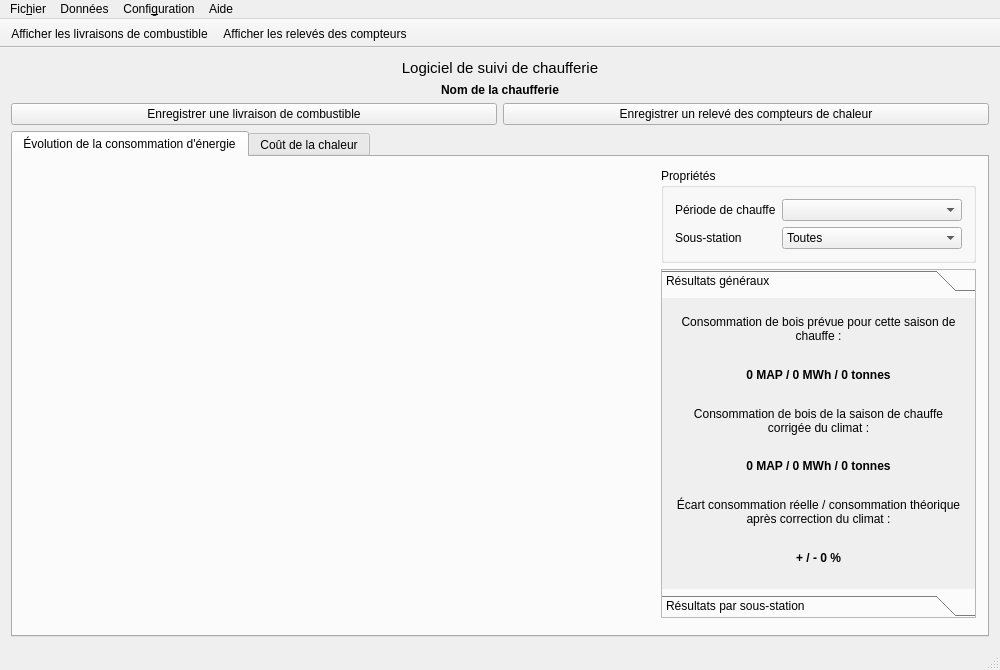
First picture: the form in mainwindow.ui, repository pyridiss/suivi-chaufferies, before the edit.
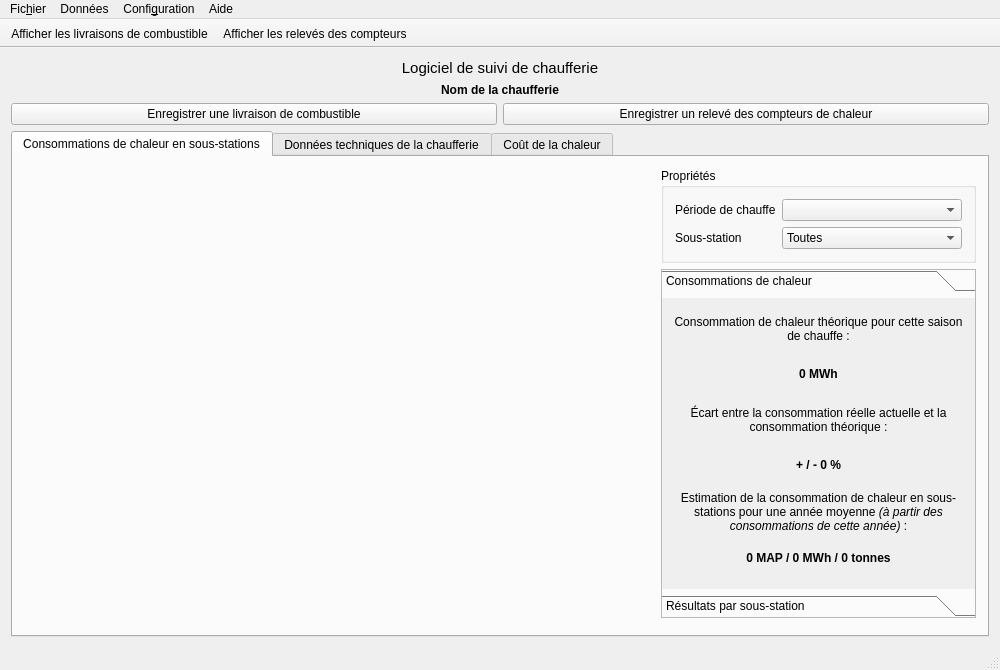
Second picture: the form after the edit. The open tabs and pages were chosen to show the change. Icons and pictures are not drawn. Custom widgets are drawn as their Qt base class.

Commit message: Calculate technical data.

Diff of the .ui file:
```diff
--- a/mainwindow.ui
+++ b/mainwindow.ui
@@ -33,7 +33,7 @@
       </property>
       <widget class="QWidget" name="tabChart">
        <attribute name="title">
-        <string>Évolution de la consommation d'énergie</string>
+        <string>Consommations de chaleur en sous-stations</string>
        </attribute>
        <layout class="QGridLayout" name="gridLayout_3" columnstretch="2,1">
         <item row="1" column="1">
@@ -89,29 +89,23 @@
           <property name="frameShape">
            <enum>QFrame::StyledPanel</enum>
           </property>
-          <property name="frameShadow">
-           <enum>QFrame::Plain</enum>
-          </property>
-          <property name="currentIndex">
-           <number>1</number>
-          </property>
           <widget class="QWidget" name="page">
            <property name="geometry">
             <rect>
              <x>0</x>
              <y>0</y>
-             <width>307</width>
-             <height>255</height>
+             <width>311</width>
+             <height>259</height>
             </rect>
            </property>
            <attribute name="label">
-            <string>Résultats généraux</string>
+            <string>Consommations de chaleur</string>
            </attribute>
            <layout class="QVBoxLayout" name="verticalLayout_3">
             <item>
              <widget class="QLabel" name="label_4">
               <property name="text">
-               <string>Consommation de bois prévue pour cette saison de chauffe :</string>
+               <string>Consommation de chaleur théorique pour cette saison de chauffe :</string>
               </property>
               <property name="alignment">
                <set>Qt::AlignCenter</set>
@@ -124,30 +118,7 @@
             <item>
              <widget class="QLabel" name="label_5">
               <property name="text">
-               <string>&lt;html&gt;&lt;head/&gt;&lt;body&gt;&lt;p&gt;&lt;span style=&quot; font-weight:600;&quot;&gt;0 MAP / 0 MWh / 0 tonnes&lt;/span&gt;&lt;/p&gt;&lt;/body&gt;&lt;/html&gt;</string>
-              </property>
-              <property name="alignment">
-               <set>Qt::AlignCenter</set>
-              </property>
-             </widget>
-            </item>
-            <item>
-             <widget class="QLabel" name="label_6">
-              <property name="text">
-               <string>Consommation de bois de la saison de chauffe corrigée du climat :</string>
-              </property>
-              <property name="alignment">
-               <set>Qt::AlignCenter</set>
-              </property>
-              <property name="wordWrap">
-               <bool>true</bool>
-              </property>
-             </widget>
-            </item>
-            <item>
-             <widget class="QLabel" name="label_7">
-              <property name="text">
-               <string>&lt;html&gt;&lt;head/&gt;&lt;body&gt;&lt;p&gt;&lt;span style=&quot; font-weight:600;&quot;&gt;0 MAP / 0 MWh / 0 tonnes&lt;/span&gt;&lt;/p&gt;&lt;/body&gt;&lt;/html&gt;</string>
+               <string>&lt;html&gt;&lt;head/&gt;&lt;body&gt;&lt;p&gt;&lt;span style=&quot; font-weight:600;&quot;&gt;0 MWh&lt;/span&gt;&lt;/p&gt;&lt;/body&gt;&lt;/html&gt;</string>
               </property>
               <property name="alignment">
                <set>Qt::AlignCenter</set>
@@ -157,7 +128,7 @@
             <item>
              <widget class="QLabel" name="label_8">
               <property name="text">
-               <string>Écart consommation réelle / consommation théorique après correction du climat :</string>
+               <string>Écart entre la consommation réelle actuelle et la consommation théorique :</string>
               </property>
               <property name="alignment">
                <set>Qt::AlignCenter</set>
@@ -177,6 +148,29 @@
               </property>
              </widget>
             </item>
+            <item>
+             <widget class="QLabel" name="label_6">
+              <property name="text">
+               <string>&lt;html&gt;&lt;head/&gt;&lt;body&gt;&lt;p&gt;Estimation de la consommation de chaleur en sous-stations pour une année moyenne &lt;span style=&quot; font-style:italic;&quot;&gt;(à partir des consommations de cette année)&lt;/span&gt; :&lt;/p&gt;&lt;/body&gt;&lt;/html&gt;</string>
+              </property>
+              <property name="alignment">
+               <set>Qt::AlignCenter</set>
+              </property>
+              <property name="wordWrap">
+               <bool>true</bool>
+              </property>
+             </widget>
+            </item>
+            <item>
+             <widget class="QLabel" name="label_ExpectedCorrectedConsumption">
+              <property name="text">
+               <string>&lt;html&gt;&lt;head/&gt;&lt;body&gt;&lt;p&gt;&lt;span style=&quot; font-weight:600;&quot;&gt;0 MAP / 0 MWh / 0 tonnes&lt;/span&gt;&lt;/p&gt;&lt;/body&gt;&lt;/html&gt;</string>
+              </property>
+              <property name="alignment">
+               <set>Qt::AlignCenter</set>
+              </property>
+             </widget>
+            </item>
            </layout>
           </widget>
           <widget class="QWidget" name="page_2">
@@ -235,6 +229,48 @@
         </item>
        </layout>
       </widget>
+      <widget class="QWidget" name="tabTechnicalData">
+       <attribute name="title">
+        <string>Données techniques de la chaufferie</string>
+       </attribute>
+       <layout class="QVBoxLayout" name="verticalLayout">
+        <item>
+         <widget class="QGroupBox" name="groupBox_DataWoodChips">
+          <property name="title">
+           <string>Chaudière au bois déchiqueté</string>
+          </property>
+         </widget>
+        </item>
+        <item>
+         <widget class="QGroupBox" name="groupBox_DataPellets">
+          <property name="title">
+           <string>Chaudière au granulé</string>
+          </property>
+         </widget>
+        </item>
+        <item>
+         <widget class="QGroupBox" name="groupBox_DataGeothermalPower">
+          <property name="title">
+           <string>Système géothermique</string>
+          </property>
+         </widget>
+        </item>
+        <item>
+         <widget class="QGroupBox" name="groupBox_DataSecondaryFuel">
+          <property name="title">
+           <string>Chaudière d'appoint</string>
+          </property>
+         </widget>
+        </item>
+        <item>
+         <widget class="QGroupBox" name="groupBox_DataElectricity">
+          <property name="title">
+           <string>Consommations électriques</string>
+          </property>
+         </widget>
+        </item>
+       </layout>
+      </widget>
       <widget class="QWidget" name="tabHeatPrice">
        <attribute name="title">
         <string>Coût de la chaleur</string>
```
Left out of the diff: 10 changed lines with no effect on the pictures. The commit also changes 1 other file.
